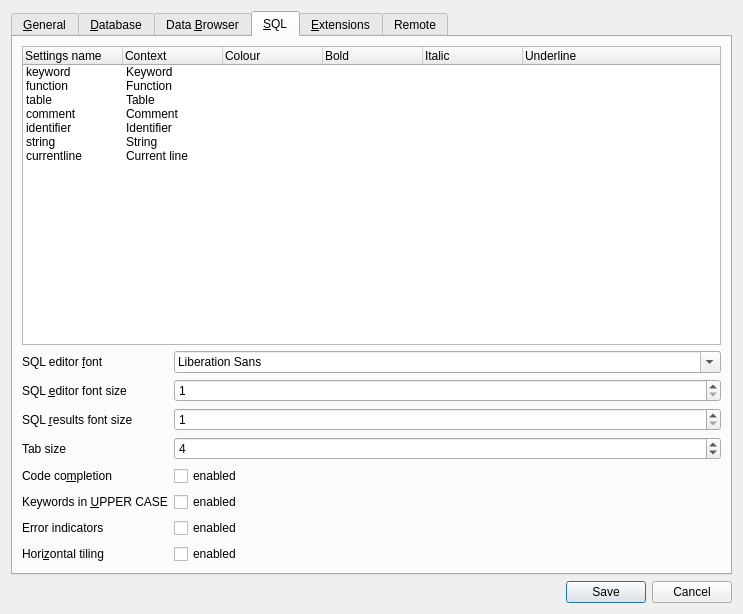
Qt form src/PreferencesDialog.ui (sqlitebrowser/sqlitebrowser) before a commit.
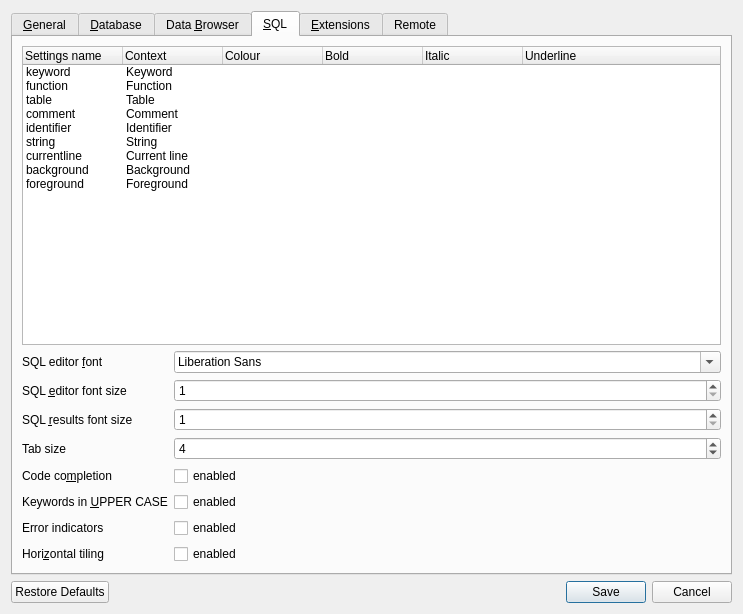
The same form after that commit. The open tabs and pages were chosen to show the change. Icons and pictures are not drawn. Custom widgets are drawn as their Qt base class.

Commit message: Support for dark themes in default settings and restore defaults button

```diff
--- a/src/PreferencesDialog.ui
+++ b/src/PreferencesDialog.ui
@@ -900,6 +900,22 @@
            <string>Current line</string>
           </property>
          </item>
+         <item>
+          <property name="text">
+           <string notr="true">background</string>
+          </property>
+          <property name="text">
+           <string>Background</string>
+          </property>
+         </item>
+         <item>
+          <property name="text">
+           <string notr="true">foreground</string>
+          </property>
+          <property name="text">
+           <string>Foreground</string>
+          </property>
+         </item>
         </widget>
        </item>
        <item>
@@ -1349,7 +1365,7 @@
       <enum>Qt::Horizontal</enum>
      </property>
      <property name="standardButtons">
-      <set>QDialogButtonBox::Cancel|QDialogButtonBox::Save</set>
+      <set>QDialogButtonBox::Cancel|QDialogButtonBox::RestoreDefaults|QDialogButtonBox::Save</set>
      </property>
     </widget>
    </item>
```
Left out of the diff: 52 changed lines with no effect on the pictures. The commit also changes 7 other files.
